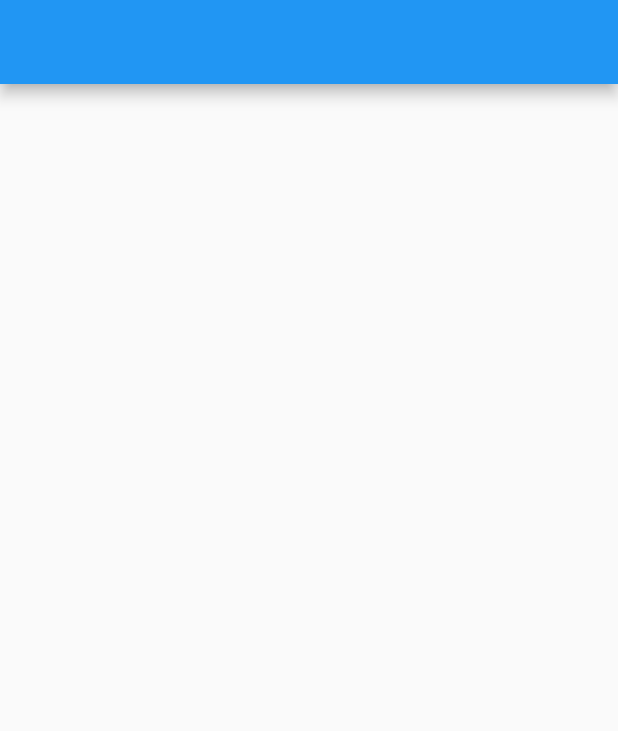
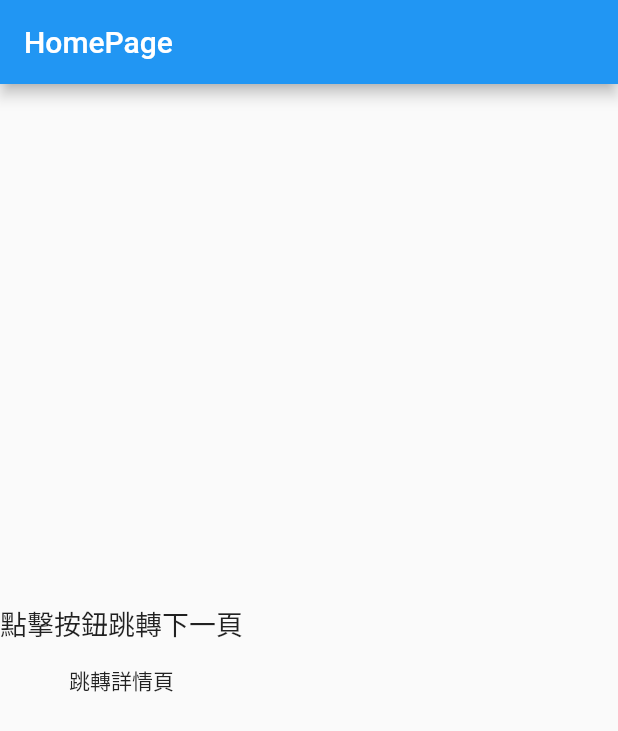
Before and after one commit to nick45chen/Navigator2Sample-flutter, a Flutter app: the screen it shows after launch, on a phone screen of 412 x 824 dp. Shown: the top 731 px of the screen. Run offline on Flutter 3.47's test engine with Material 2 defaults, Android fonts, the light colour scheme and no system bars.

Commit message:
changed: update home page.

```diff
--- a/lib/pages/home_page.dart
+++ b/lib/pages/home_page.dart
@@ -1,7 +1,10 @@
 import 'package:flutter/material.dart';
+import 'package:flutter_nativator2_sample/model/detail_data_model.dart';
 
 class HomePage extends StatefulWidget {
-  const HomePage({Key? key}) : super(key: key);
+  final ValueChanged<DetailDataModel>? onJumpToDetail;
+
+  const HomePage({Key? key, this.onJumpToDetail}) : super(key: key);
 
   @override
   State<HomePage> createState() => _HomePageState();
@@ -11,8 +14,18 @@ class _HomePageState extends State<HomePage> {
   @override
   Widget build(BuildContext context) {
     return Scaffold(
-      appBar: AppBar(),
-      body: Container(),
+      appBar: AppBar(title: const Text('HomePage')),
+      body: Column(
+        mainAxisAlignment: MainAxisAlignment.center,
+        crossAxisAlignment: CrossAxisAlignment.center,
+        children: [
+          const Text('點擊按鈕跳轉下一頁', style: TextStyle(fontSize: 18.0)),
+          MaterialButton(
+            onPressed: () => widget.onJumpToDetail,
+            child: const Text('跳轉詳情頁'),
+          )
+        ],
+      ),
     );
   }
 }
```
